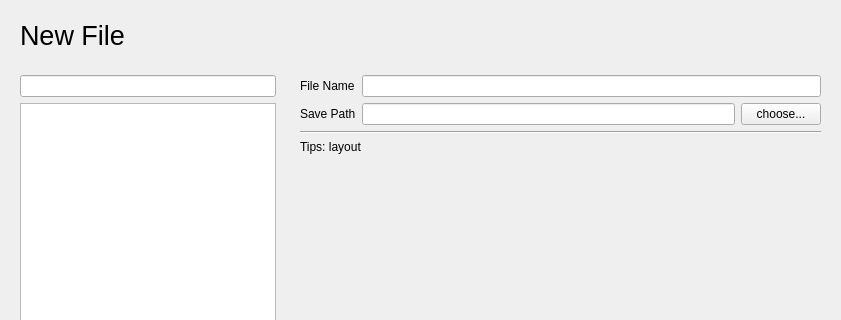
First picture: the form in UI/newfile/newfiledialog.ui, repository wwwwwalter/QtManageProject, before the edit; both pictures show x 0 to 841 and y 0 to 320 of the 841 by 624 pixel window.
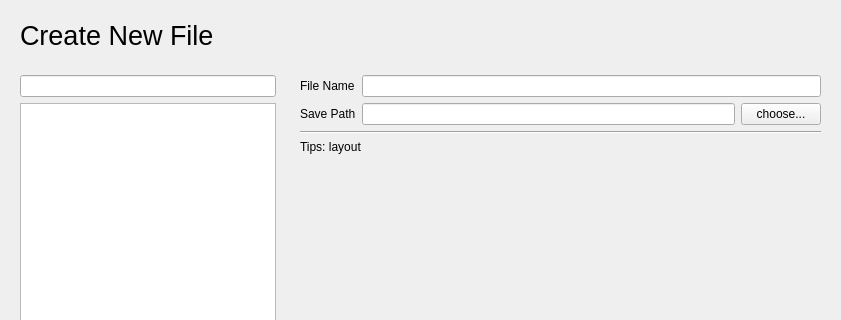
Second picture: the form after the edit.

```diff
--- a/UI/newfile/newfiledialog.ui
+++ b/UI/newfile/newfiledialog.ui
@@ -25,7 +25,7 @@
          </font>
         </property>
         <property name="text">
-         <string>New File</string>
+         <string>Create New File</string>
         </property>
        </widget>
       </item>
```
